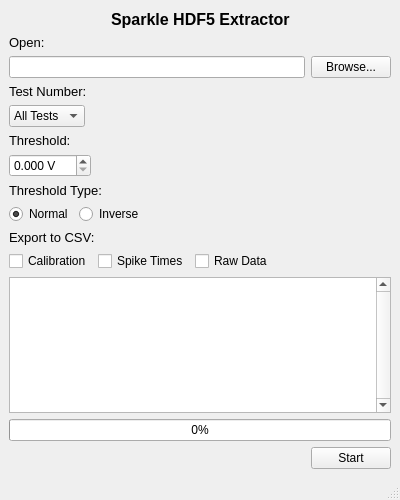
Old version of the form main.ui in the repository portfors-lab/Sparkle-HDF5-Extractor.
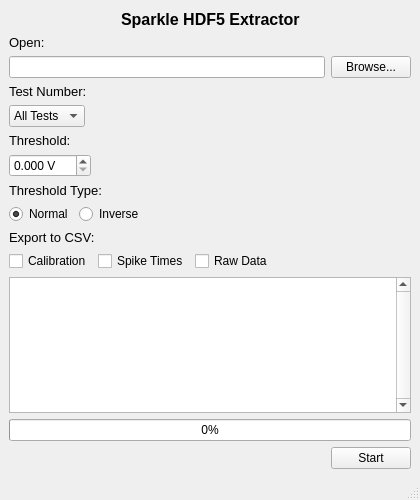
New version of the form.

Commit message: modified window size

Diff of the .ui file:
```diff
--- a/main.ui
+++ b/main.ui
@@ -9,7 +9,7 @@
    <rect>
     <x>0</x>
     <y>0</y>
-    <width>400</width>
+    <width>420</width>
     <height>500</height>
    </rect>
   </property>
```
Left out of the diff: 2 changed lines with no effect on the pictures. The commit also changes 1 other file.
